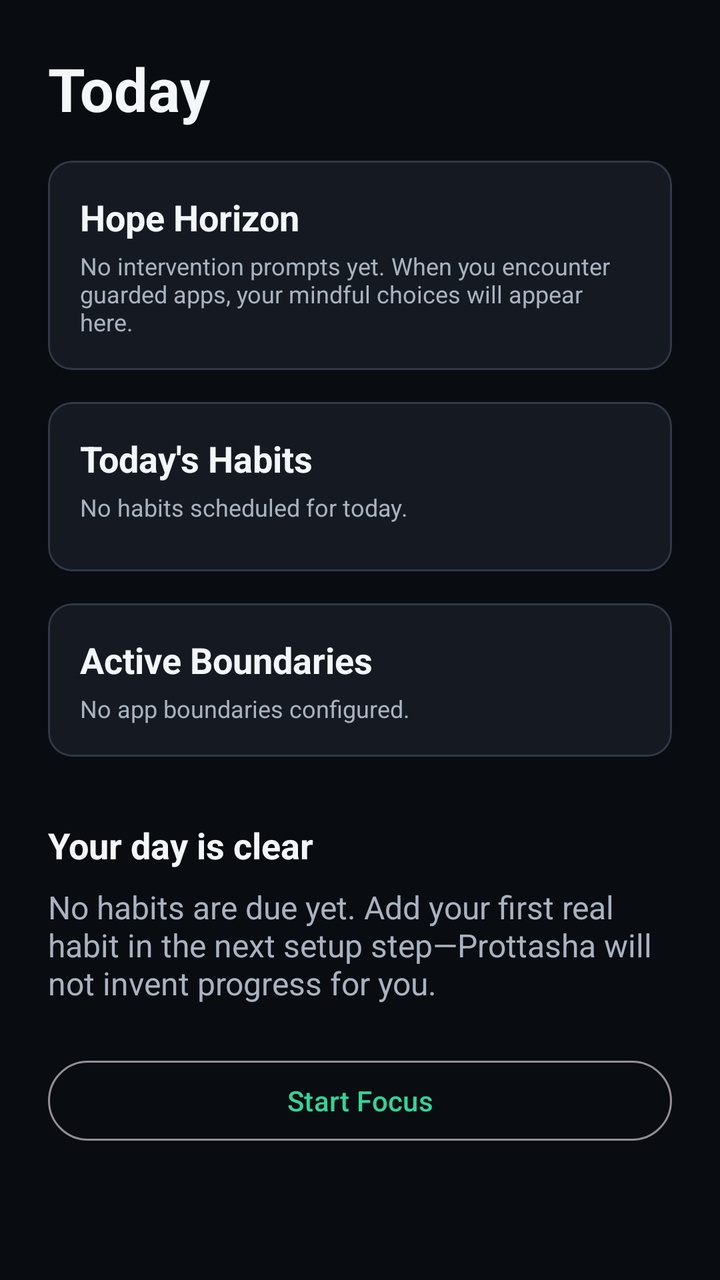
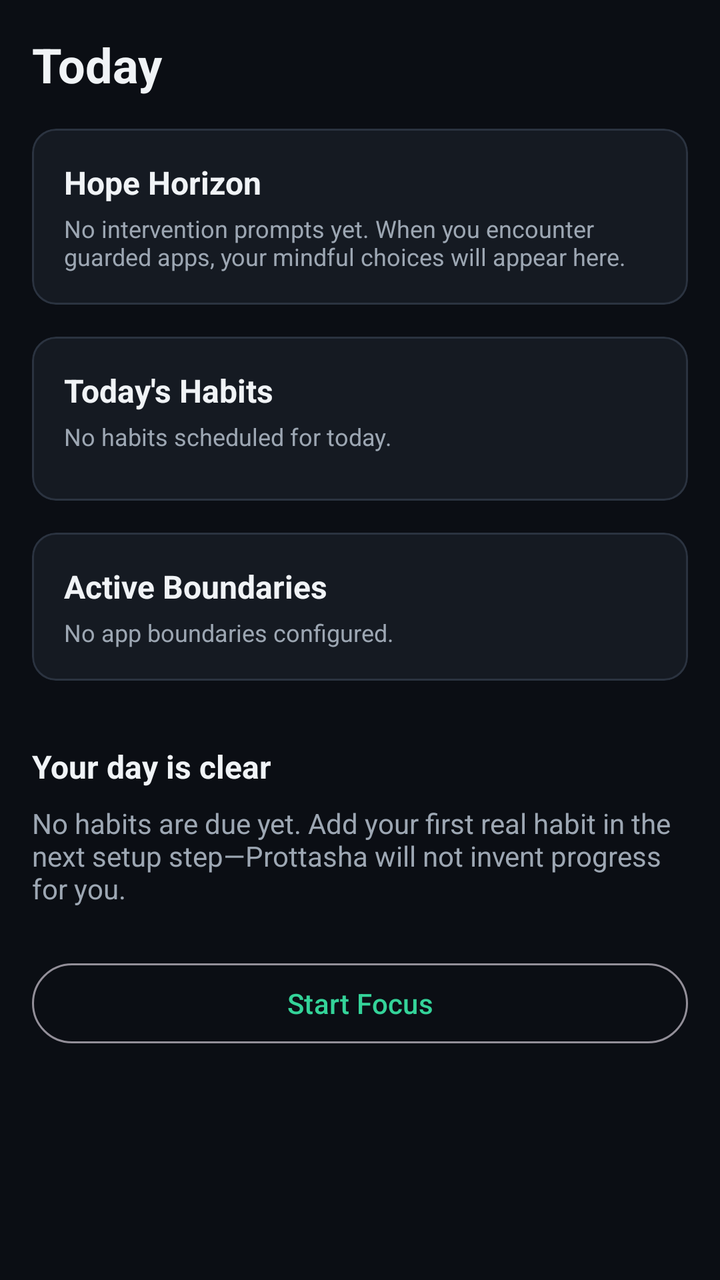

Before-and-after screenshots of an Android layout around one commit, followed by the original layout XML and the change that was made.
<!-- AndroidManifest.xml: application theme Theme.Prottasha -->
<!-- res/layout/fragment_today.xml -->
<?xml version="1.0" encoding="utf-8"?>
<androidx.core.widget.NestedScrollView xmlns:android="http://schemas.android.com/apk/res/android"
    xmlns:app="http://schemas.android.com/apk/res-auto"
    android:layout_width="match_parent"
    android:layout_height="match_parent"
    android:fillViewport="true">

    <LinearLayout
        android:layout_width="match_parent"
        android:layout_height="wrap_content"
        android:orientation="vertical"
        android:padding="@dimen/spacing_large">

        <TextView
            android:layout_width="match_parent"
            android:layout_height="wrap_content"
            android:text="@string/today_title"
            android:textColor="@color/color_text_primary"
            android:textSize="@dimen/text_display"
            android:textStyle="bold" />

        
        <com.google.android.material.card.MaterialCardView
            android:id="@+id/today_health_banner"
            android:layout_width="match_parent"
            android:layout_height="wrap_content"
            android:layout_marginTop="@dimen/spacing_medium"
            android:visibility="gone"
            app:cardBackgroundColor="@color/color_surface_raised"
            app:strokeColor="@color/color_border"
            app:strokeWidth="1dp">

            <LinearLayout
                android:layout_width="match_parent"
                android:layout_height="wrap_content"
                android:orientation="vertical"
                android:padding="@dimen/spacing_medium">

                <TextView
                    android:id="@+id/today_health_title"
                    android:layout_width="match_parent"
                    android:layout_height="wrap_content"
                    android:text="@string/today_health_title"
                    android:textColor="@color/color_text_primary"
                    android:textSize="@dimen/text_body"
                    android:textStyle="bold" />

                <TextView
                    android:id="@+id/today_health_body"
                    android:layout_width="match_parent"
                    android:layout_height="wrap_content"
                    android:layout_marginTop="@dimen/spacing_xsmall"
                    android:text="@string/today_health_body"
                    android:textColor="@color/color_text_secondary"
                    android:textSize="@dimen/text_caption" />

                <com.google.android.material.button.MaterialButton
                    android:id="@+id/today_health_action"
                    style="@style/Widget.Material3.Button.TextButton"
                    android:layout_width="wrap_content"
                    android:layout_height="wrap_content"
                    android:layout_marginTop="@dimen/spacing_small"
                    android:minHeight="@dimen/touch_target_min"
                    android:text="@string/today_health_action" />
            </LinearLayout>
        </com.google.android.material.card.MaterialCardView>

        
        <com.google.android.material.card.MaterialCardView
            android:id="@+id/today_identity_card"
            android:layout_width="match_parent"
            android:layout_height="wrap_content"
            android:layout_marginTop="@dimen/spacing_medium"
            android:visibility="gone"
            app:cardBackgroundColor="@color/color_surface"
            app:strokeColor="@color/color_border"
            app:strokeWidth="1dp">

            <LinearLayout
                android:layout_width="match_parent"
                android:layout_height="wrap_content"
                android:orientation="vertical"
                android:padding="@dimen/spacing_medium">

                <TextView
                    android:id="@+id/today_identity_statement"
                    android:layout_width="match_parent"
                    android:layout_height="wrap_content"
                    android:textColor="@color/color_text_primary"
                    android:textSize="@dimen/text_title"
                    android:textStyle="bold" />

                <TextView
                    android:id="@+id/today_identity_purpose"
                    android:layout_width="match_parent"
                    android:layout_height="wrap_content"
                    android:layout_marginTop="@dimen/spacing_xsmall"
                    android:textColor="@color/color_text_secondary"
                    android:textSize="@dimen/text_body"
                    android:visibility="gone" />

                <TextView
                    android:id="@+id/today_success_memory"
                    android:layout_width="match_parent"
                    android:layout_height="wrap_content"
                    android:layout_marginTop="@dimen/spacing_small"
                    android:textColor="@color/color_text_secondary"
                    android:textSize="@dimen/text_caption"
                    android:textStyle="italic"
                    android:visibility="gone" />
            </LinearLayout>
        </com.google.android.material.card.MaterialCardView>

        
        <com.google.android.material.card.MaterialCardView
            android:id="@+id/today_hope_horizon_card"
            android:layout_width="match_parent"
            android:layout_height="wrap_content"
            android:layout_marginTop="@dimen/spacing_medium"
            app:cardBackgroundColor="@color/color_surface"
            app:strokeColor="@color/color_border"
            app:strokeWidth="1dp">

            <LinearLayout
                android:layout_width="match_parent"
                android:layout_height="wrap_content"
                android:orientation="vertical"
                android:padding="@dimen/spacing_medium">

                <TextView
                    android:id="@+id/today_hope_horizon_title"
                    android:layout_width="match_parent"
                    android:layout_height="wrap_content"
                    android:text="@string/today_hope_horizon_title"
                    android:textColor="@color/color_text_primary"
                    android:textSize="@dimen/text_title"
                    android:textStyle="bold" />

                <TextView
                    android:id="@+id/today_hope_horizon_empty"
                    android:layout_width="match_parent"
                    android:layout_height="wrap_content"
                    android:layout_marginTop="@dimen/spacing_xsmall"
                    android:text="@string/today_hope_horizon_empty"
                    android:textColor="@color/color_text_secondary"
                    android:textSize="@dimen/text_caption" />

                <LinearLayout
                    android:id="@+id/today_hope_horizon_content"
                    android:layout_width="match_parent"
                    android:layout_height="wrap_content"
                    android:layout_marginTop="@dimen/spacing_small"
                    android:orientation="vertical"
                    android:visibility="gone">

                    <TextView
                        android:id="@+id/today_hope_horizon_summary"
                        android:layout_width="match_parent"
                        android:layout_height="wrap_content"
                        android:textColor="@color/color_text_primary"
                        android:textSize="@dimen/text_body"
                        android:textStyle="bold" />

                    <TextView
                        android:id="@+id/today_hope_horizon_details"
                        android:layout_width="match_parent"
                        android:layout_height="wrap_content"
                        android:layout_marginTop="@dimen/spacing_xsmall"
                        android:textColor="@color/color_text_secondary"
                        android:textSize="@dimen/text_caption" />
                </LinearLayout>
            </LinearLayout>
        </com.google.android.material.card.MaterialCardView>

        
        <com.google.android.material.card.MaterialCardView
            android:id="@+id/today_habits_card"
            android:layout_width="match_parent"
            android:layout_height="wrap_content"
            android:layout_marginTop="@dimen/spacing_medium"
            app:cardBackgroundColor="@color/color_surface"
            app:strokeColor="@color/color_border"
            app:strokeWidth="1dp">

            <LinearLayout
                android:layout_width="match_parent"
                android:layout_height="wrap_content"
                android:orientation="vertical"
                android:padding="@dimen/spacing_medium">

                <TextView
                    android:id="@+id/today_habits_title"
                    android:layout_width="match_parent"
                    android:layout_height="wrap_content"
                    android:text="@string/today_habits_title"
                    android:textColor="@color/color_text_primary"
                    android:textSize="@dimen/text_title"
                    android:textStyle="bold" />

                <TextView
                    android:id="@+id/today_habits_empty"
                    android:layout_width="match_parent"
                    android:layout_height="wrap_content"
                    android:layout_marginTop="@dimen/spacing_xsmall"
                    android:text="@string/today_habits_empty"
                    android:textColor="@color/color_text_secondary"
                    android:textSize="@dimen/text_caption" />

                <LinearLayout
                    android:id="@+id/today_habits_container"
                    android:layout_width="match_parent"
                    android:layout_height="wrap_content"
                    android:layout_marginTop="@dimen/spacing_small"
                    android:orientation="vertical" />
            </LinearLayout>
        </com.google.android.material.card.MaterialCardView>

        
        <com.google.android.material.card.MaterialCardView
            android:id="@+id/today_boundaries_card"
            android:layout_width="match_parent"
            android:layout_height="wrap_content"
            android:layout_marginTop="@dimen/spacing_medium"
            app:cardBackgroundColor="@color/color_surface"
            app:strokeColor="@color/color_border"
            app:strokeWidth="1dp">

            <LinearLayout
                android:layout_width="match_parent"
                android:layout_height="wrap_content"
                android:orientation="vertical"
                android:padding="@dimen/spacing_medium">

                <TextView
                    android:id="@+id/today_boundaries_title"
                    android:layout_width="match_parent"
                    android:layout_height="wrap_content"
                    android:text="@string/today_boundaries_title"
                    android:textColor="@color/color_text_primary"
                    android:textSize="@dimen/text_title"
                    android:textStyle="bold" />

                <TextView
                    android:id="@+id/today_boundaries_empty"
                    android:layout_width="match_parent"
                    android:layout_height="wrap_content"
                    android:layout_marginTop="@dimen/spacing_xsmall"
                    android:text="@string/today_boundaries_empty"
                    android:textColor="@color/color_text_secondary"
                    android:textSize="@dimen/text_caption" />

                <TextView
                    android:id="@+id/today_boundaries_count"
                    android:layout_width="match_parent"
                    android:layout_height="wrap_content"
                    android:layout_marginTop="@dimen/spacing_xsmall"
                    android:textColor="@color/color_text_primary"
                    android:textSize="@dimen/text_body"
                    android:visibility="gone" />

                <TextView
                    android:id="@+id/today_boundaries_list"
                    android:layout_width="match_parent"
                    android:layout_height="wrap_content"
                    android:layout_marginTop="@dimen/spacing_xsmall"
                    android:textColor="@color/color_text_secondary"
                    android:textSize="@dimen/text_caption"
                    android:visibility="gone" />
            </LinearLayout>
        </com.google.android.material.card.MaterialCardView>

        
        <TextView
            android:id="@+id/today_empty_title"
            android:layout_width="match_parent"
            android:layout_height="wrap_content"
            android:layout_marginTop="@dimen/spacing_xlarge"
            android:text="@string/today_empty_title"
            android:textColor="@color/color_text_primary"
            android:textSize="@dimen/text_title"
            android:textStyle="bold" />

        <TextView
            android:id="@+id/today_empty_body"
            android:layout_width="match_parent"
            android:layout_height="wrap_content"
            android:layout_marginTop="@dimen/spacing_small"
            android:text="@string/today_empty_body"
            android:textColor="@color/color_text_secondary"
            android:textSize="@dimen/text_body" />

        
        <com.google.android.material.button.MaterialButton
            android:id="@+id/today_focus_button"
            style="@style/Widget.Material3.Button.OutlinedButton"
            android:layout_width="match_parent"
            android:layout_height="wrap_content"
            android:layout_marginTop="@dimen/spacing_large"
            android:layout_marginBottom="@dimen/spacing_large"
            android:minHeight="@dimen/touch_target_min"
            android:text="@string/focus_start" />

    </LinearLayout>
</androidx.core.widget.NestedScrollView>
<!-- resources referenced by this layout -->
<resources>
  <color name="color_border">#303946</color>
  <color name="color_surface">#151A22</color>
  <color name="color_surface_raised">#202833</color>
  <color name="color_text_primary">#F4F7FA</color>
  <color name="color_text_secondary">#A9B3C0</color>
  <dimen name="spacing_large">24dp</dimen>
  <dimen name="spacing_medium">16dp</dimen>
  <dimen name="spacing_small">8dp</dimen>
  <dimen name="spacing_xlarge">32dp</dimen>
  <dimen name="spacing_xsmall">4dp</dimen>
  <dimen name="text_body">16sp</dimen>
  <dimen name="text_caption">12sp</dimen>
  <dimen name="text_display">30sp</dimen>
  <dimen name="text_title">18sp</dimen>
  <dimen name="touch_target_min">48dp</dimen>
  <string name="focus_start">Start Focus</string>
  <string name="today_boundaries_empty">No app boundaries configured.</string>
  <string name="today_boundaries_title">Active Boundaries</string>
  <string name="today_empty_body">No habits are due yet. Add your first real habit in the next setup step—Prottasha will not invent progress for you.</string>
  <string name="today_empty_title">Your day is clear</string>
  <string name="today_habits_empty">No habits scheduled for today.</string>
  <string name="today_habits_title">Today\'s Habits</string>
  <string name="today_health_action">Restore</string>
  <string name="today_health_body">Intervention overlays cannot trigger without the accessibility service. Tap to restore.</string>
  <string name="today_health_title">Accessibility Protection Paused</string>
  <string name="today_hope_horizon_empty">No intervention prompts yet. When you encounter guarded apps, your mindful choices will appear here.</string>
  <string name="today_hope_horizon_title">Hope Horizon</string>
  <string name="today_title">Today</string>
  <style name="Theme.Prottasha" parent="Theme.Material3.Dark.NoActionBar">
          <item name="android:windowBackground">@color/color_background</item>
          <item name="android:colorBackground">@color/color_background</item>
          <item name="colorSurface">@color/color_surface</item>
          <item name="colorSurfaceVariant">@color/color_surface_raised</item>
          <item name="colorPrimary">@color/color_hope</item>
          <item name="colorOnPrimary">@color/color_on_hope</item>
          <item name="colorSecondary">@color/color_identity</item>
          <item name="colorOnSecondary">@color/color_on_identity</item>
          <item name="colorError">@color/color_crisis</item>
          <item name="colorOnError">@color/color_on_crisis</item>
          <item name="android:textColorPrimary">@color/color_text_primary</item>
          <item name="android:textColorSecondary">@color/color_text_secondary</item>
          <item name="android:navigationBarColor">@color/color_background</item>
          <item name="android:statusBarColor">@color/color_background</item>
          <item name="android:windowLightStatusBar">false</item>
      </style>
  <color name="color_background">#090C11</color>
  <color name="color_hope">#34D399</color>
  <color name="color_on_hope">#090C11</color>
  <color name="color_identity">#7C8DFF</color>
  <color name="color_on_identity">#090C11</color>
  <color name="color_crisis">#F87171</color>
  <color name="color_on_crisis">#090C11</color>
</resources>

<!-- the commit's change to res/layout/fragment_today.xml (unified diff, before → after) -->
@@ -9,7 +9,7 @@
         android:layout_width="match_parent"
         android:layout_height="wrap_content"
         android:orientation="vertical"
-        android:padding="@dimen/spacing_large">
+        android:padding="@dimen/spacing_medium">
 
         <TextView
             android:layout_width="match_parent"
<!-- resource entries referenced after the edit -->
@@ -1,19 +1,19 @@
 <!-- resources referenced by this layout -->
 <resources>
-  <color name="color_border">#303946</color>
+  <color name="color_border">#2B3340</color>
   <color name="color_surface">#151A22</color>
-  <color name="color_surface_raised">#202833</color>
-  <color name="color_text_primary">#F4F7FA</color>
-  <color name="color_text_secondary">#A9B3C0</color>
+  <color name="color_surface_raised">#1C232D</color>
+  <color name="color_text_primary">#F0F3F6</color>
+  <color name="color_text_secondary">#9DA7B3</color>
   <dimen name="spacing_large">24dp</dimen>
   <dimen name="spacing_medium">16dp</dimen>
   <dimen name="spacing_small">8dp</dimen>
   <dimen name="spacing_xlarge">32dp</dimen>
   <dimen name="spacing_xsmall">4dp</dimen>
-  <dimen name="text_body">16sp</dimen>
+  <dimen name="text_body">14sp</dimen>
   <dimen name="text_caption">12sp</dimen>
-  <dimen name="text_display">30sp</dimen>
-  <dimen name="text_title">18sp</dimen>
+  <dimen name="text_display">24sp</dimen>
+  <dimen name="text_title">16sp</dimen>
   <dimen name="touch_target_min">48dp</dimen>
   <string name="focus_start">Start Focus</string>
   <string name="today_boundaries_empty">No app boundaries configured.</string>
@@ -45,12 +45,12 @@
           <item name="android:statusBarColor">@color/color_background</item>
           <item name="android:windowLightStatusBar">false</item>
       </style>
-  <color name="color_background">#090C11</color>
+  <color name="color_background">#0B0E14</color>
   <color name="color_hope">#34D399</color>
-  <color name="color_on_hope">#090C11</color>
+  <color name="color_on_hope">#0B0E14</color>
   <color name="color_identity">#7C8DFF</color>
-  <color name="color_on_identity">#090C11</color>
+  <color name="color_on_identity">#0B0E14</color>
   <color name="color_crisis">#F87171</color>
-  <color name="color_on_crisis">#090C11</color>
+  <color name="color_on_crisis">#0B0E14</color>
 </resources>
 
